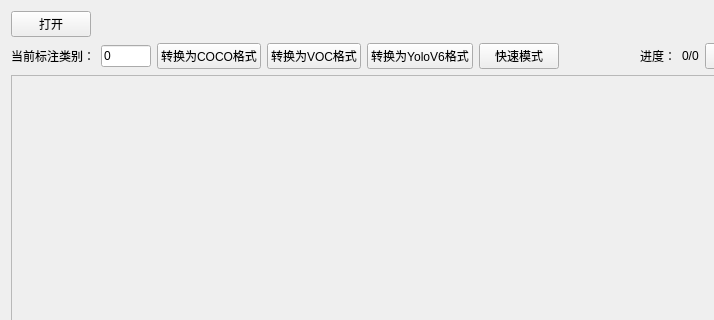
First picture: the form in main_widget.ui, repository TNTSAYou/labeltool, before the edit; both pictures show x 0 to 714 and y 0 to 320 of the 968 by 651 pixel window.
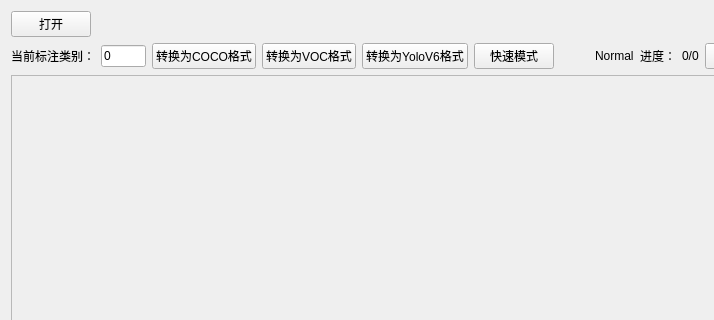
Second picture: the form after the edit.

Patch:
```diff
--- a/main_widget.ui
+++ b/main_widget.ui
@@ -103,6 +103,13 @@
          </property>
         </spacer>
        </item>
+       <item>
+        <widget class="QLabel" name="label_model">
+         <property name="text">
+          <string>Normal</string>
+         </property>
+        </widget>
+       </item>
        <item>
         <widget class="QLabel" name="label_jindu_name">
          <property name="text">
```
